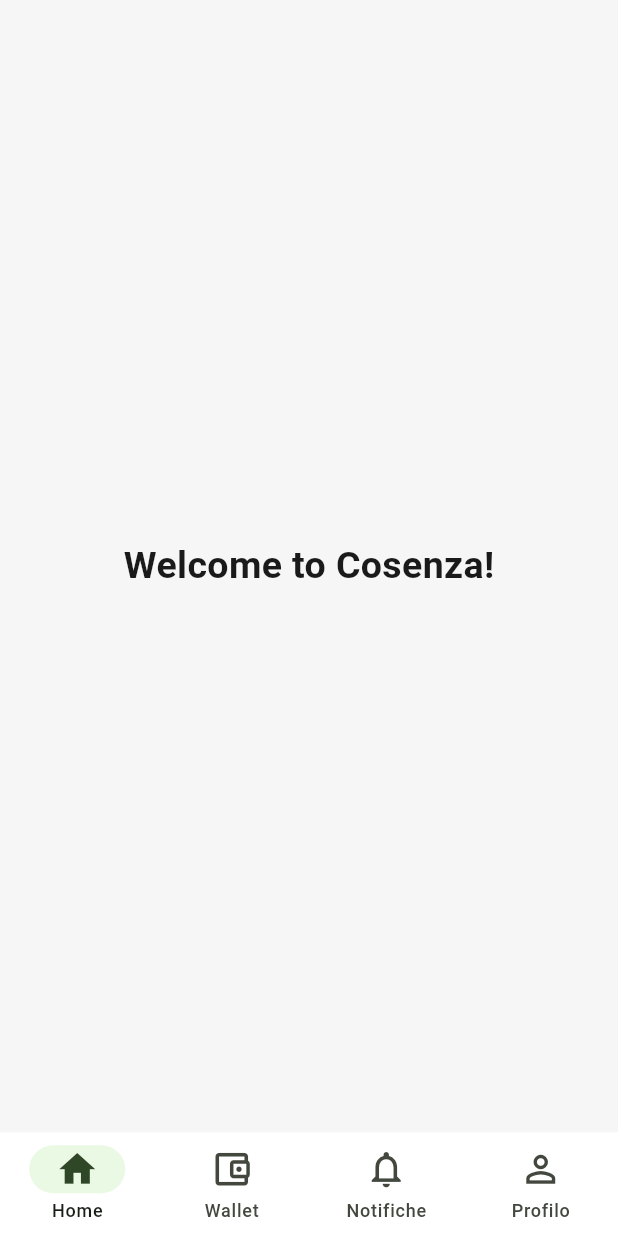
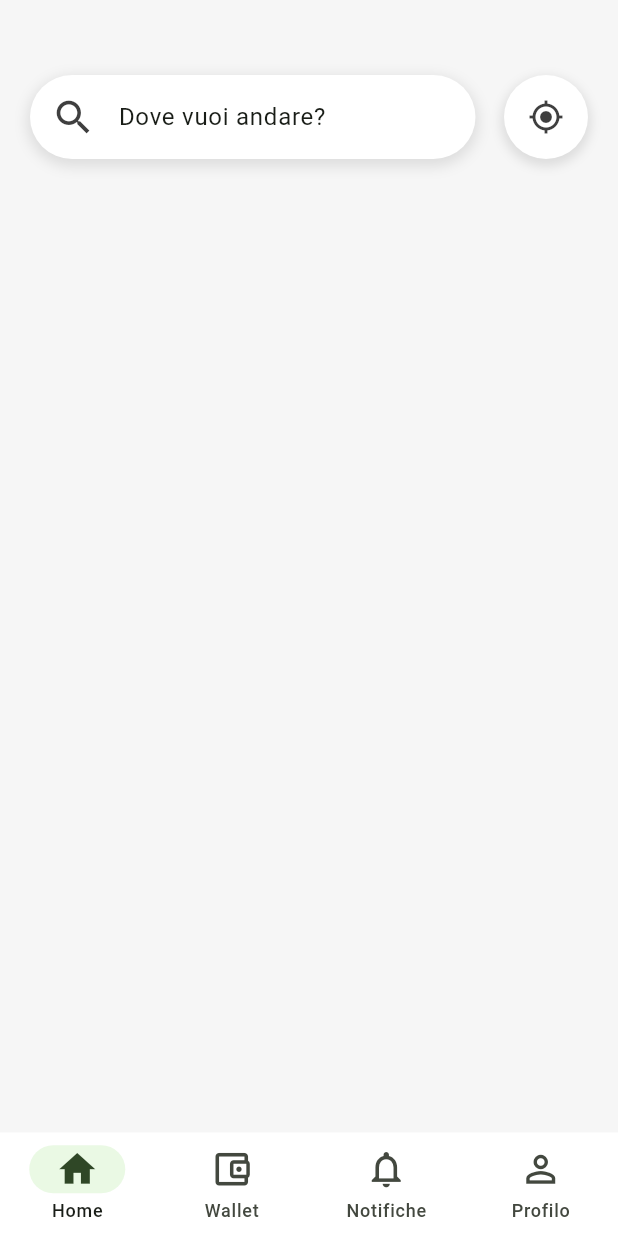
Before and after one commit to emanistikr/moveCS, a Flutter app: the screen it shows after launch, on a phone screen of 412 x 824 dp. Run offline on Flutter 3.47's test engine with Material 3 defaults, Android fonts, the light colour scheme and no system bars; Roboto replaces fonts that are missing (OpenSans, Poppins).

Commit message:
Creazione della top bar

```diff
--- a/lib/UI/pages/home_page.dart
+++ b/lib/UI/pages/home_page.dart
@@ -1,5 +1,6 @@
 import 'package:code/config/app_text_styles.dart';
 import 'package:flutter/material.dart';
+import '../widgets/top_bar.dart';
 
 class HomePage extends StatelessWidget {
   const HomePage({super.key});
@@ -7,9 +8,11 @@ class HomePage extends StatelessWidget {
   @override
   Widget build(BuildContext context) {
     return Scaffold(
-      body: const Center(
-        child: Text('Welcome to Cosenza!', style: AppTextStyles.title),
-      ),
+      body: Stack(
+        children: [
+          TopBar(),
+        ],
+      )
     );
   }
 }
--- /dev/null
+++ b/lib/UI/widgets/top_bar.dart
@@ -0,0 +1,78 @@
+import 'package:flutter/material.dart';
+import '../../../config/app_colors.dart';
+
+class TopBar extends StatefulWidget {
+  const TopBar({super.key});
+
+  @override
+  State<TopBar> createState() => _TopBarState();
+}
+
+class _TopBarState extends State<TopBar> {
+  @override
+  Widget build(BuildContext context) {
+    return Padding(
+      padding: EdgeInsets.only(top: 50, left: 20, right: 20),
+      child: Container(
+        width: MediaQuery.of(context).size.width,
+        child: Row(
+          mainAxisAlignment: MainAxisAlignment.spaceBetween,
+          children: [_searchButton(context), _gpsButton()],
+        ),
+      ),
+    );
+  }
+}
+
+Widget _searchButton(BuildContext context) => Container(
+  width: MediaQuery.of(context).size.width - 115,
+  height: 56,
+  decoration: BoxDecoration( //TODO: CREARE nuova classe
+    borderRadius: BorderRadius.circular(50),
+    color: Colors.white, //TODO: Cambiare colore se tema scuro
+    boxShadow: [
+      BoxShadow(
+        color: Colors.black.withOpacity(0.1),
+        spreadRadius: 2,
+        blurRadius: 7,
+        offset: const Offset(0, 3),
+      ),
+    ],
+  ),
+  alignment: Alignment.centerLeft,
+  padding: EdgeInsets.only(left: 14),
+  child: Row(
+    children: [
+      const Icon(Icons.search, color: AppColors.darkElements, size: 30),
+      const Padding(padding: EdgeInsets.only(right: 15)),
+      Text(
+        'Dove vuoi andare?',
+        style: Theme.of(context).textTheme.bodyLarge,
+      ), //TODO: Localizzazione
+    ],
+  ),
+);
+
+Widget _gpsButton() => Container(
+  width: 56,
+  height: 56,
+  decoration: BoxDecoration(
+    color: Colors.white,
+    borderRadius: BorderRadius.circular(50),
+    boxShadow: [
+      BoxShadow(
+        color: Colors.black.withOpacity(0.1),
+        spreadRadius: 2,
+        blurRadius: 5,
+        offset: const Offset(0, 3),
+      ),
+    ],
+  ),
+  child: Center(
+    child: Container(
+      height: 30,
+      width: 30,
+      child: Icon(Icons.gps_fixed, color: AppColors.darkElements),
+    ),
+  ),
+);
--- a/lib/config/app_colors.dart
+++ b/lib/config/app_colors.dart
@@ -15,5 +15,7 @@ class AppColors {
   static const Color textOnPrimary = Colors.white;
   static const Color textOnSecondary = Color.fromARGB(255, 214, 214, 214);
 
+  static const Color darkElements = Color.fromARGB(255, 63, 63, 63);
+
   static const Color error = Color(0xFFE14D4D);
 }
```
